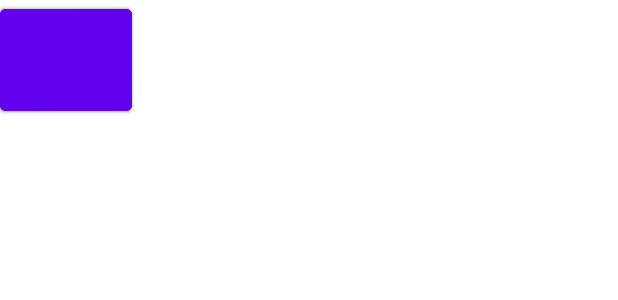
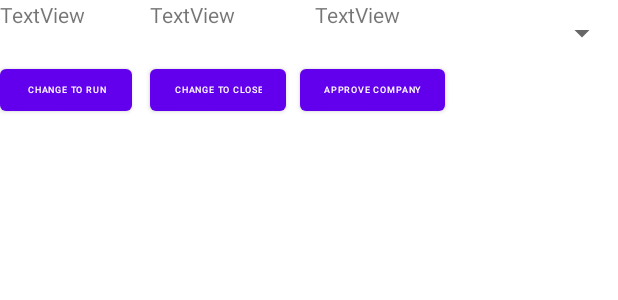
Before and after one commit to DavidBretler/MySecondApplication, an Android app: the layout travel_layout.xml on its own in the app's theme, with its tools: preview values and no code run, on a phone screen of 412 x 824 dp. Shown: the top 300 px of the screen. Run offline under Robolectric (Android 15) with nearby library versions, the phone set to English and light mode, and no system bars.

Commit message:
התחלנו תצוגת רשימות

```diff
--- a/app/src/main/java/com/example/mysecondapplication/Data/RoomDataSource.java
+++ b/app/src/main/java/com/example/mysecondapplication/Data/RoomDataSource.java
@@ -12,7 +12,7 @@ import com.example.mysecondapplication.Entities.Travel;
 
 @Database(entities = {Travel.class}, version = 1, exportSchema = false)
 @TypeConverters({Travel.RequestType.class, Travel.DateConverter.class, Travel.DateConverter.class, Travel.UserLocationConverter.class
-        , Travel.CompanyConverter.class,Travel.ListuserlocConverter.class})
+        , Travel.CompanyConverter.class})
 public abstract class RoomDataSource extends RoomDatabase {
 
     public static final String DATABASE_NAME="Mydatabase";
--- a/app/src/main/res/layout/app_bar_main.xml
+++ b/app/src/main/res/layout/app_bar_main.xml
@@ -31,11 +31,11 @@
         app:srcCompat="@android:drawable/ic_menu_revert" />
 
     <TextView
-        android:id="@+id/textView3"
+        android:id="@+id/Txt_welcome_user"
         android:layout_width="207dp"
         android:layout_height="76dp"
-        android:layout_marginLeft="100dp"
-        android:layout_marginTop="100dp"
+        android:layout_marginLeft="210dp"
+        android:layout_marginTop="60dp"
         android:text="TextView"
         android:textSize="25dp"
         android:textStyle="bold" />
--- a/app/src/main/res/layout/travel_layout.xml
+++ b/app/src/main/res/layout/travel_layout.xml
@@ -1,31 +1,47 @@
 <?xml version="1.0" encoding="utf-8"?>
-<RelativeLayout xmlns:android="http://schemas.android.com/apk/res/android"
-    android:id="@+id/relativeLayout"
-    android:layout_width="match_parent"
-    android:layout_height="?android:attr/listPreferredItemHeightLarge">
 
 
+<!--    <TextView-->
+<!--        android:id="@+id/Txt_numPassenger"-->
+<!--        android:layout_width="wrap_content"-->
+<!--        android:layout_height="match_parent"-->
+<!--        android:gravity="center_vertical"-->
+<!--        android:textSize="8sp" />-->
 
-    <TextView
-        android:id="@+id/Txt_TravelDate"
-        android:layout_width="wrap_content"
-        android:layout_height="match_parent"
-        android:gravity="center_vertical"
-        android:textSize="8sp"/>
+<!--    <TextView-->
+<!--        android:id="@+id/Txt_ArrivalDate"-->
+<!--        android:layout_width="wrap_content"-->
+<!--        android:layout_height="match_parent"-->
+<!--        android:gravity="center_vertical"-->
+<!--        android:textSize="8sp" />-->
 
-    <TextView
-        android:id="@+id/Txt_ArrivalDate"
-        android:layout_width="wrap_content"
-        android:layout_height="match_parent"
-        android:gravity="center_vertical"
-        android:textSize="8sp"/>
+<!--    <TextView-->
+<!--        android:id="@+id/Txt_TravelDate"-->
+<!--        android:layout_width="55dp"-->
+<!--        android:layout_height="match_parent"-->
+<!--        android:gravity="center_vertical"-->
+<!--        android:textSize="8sp" />-->
 
-    <TextView
-        android:id="@+id/Txt_numPassenger"
-        android:layout_width="wrap_content"
-        android:layout_height="match_parent"
-        android:gravity="center_vertical"
-        android:textSize="8sp"/>
+<!--    <Button-->
+<!--        android:id="@+id/Btn_changeToRun"-->
+<!--        android:layout_width="55dp"-->
+<!--        android:layout_height="match_parent"-->
+<!--        android:gravity="center_vertical"-->
+<!--        android:textSize="8sp" />-->
+
+<!--    <Button-->
+<!--        android:id="@+id/Btn_changeToClose"-->
+<!--        android:layout_width="57dp"-->
+<!--        android:layout_height="match_parent"-->
+<!--        android:gravity="center_vertical"-->
+<!--        android:textSize="8sp" />-->
+
+<!--    <Button-->
+<!--        android:id="@+id/Btn_approveCompany"-->
+<!--        android:layout_width="70dp"-->
+<!--        android:layout_height="match_parent"-->
+<!--        android:gravity="center_vertical"-->
+<!--        android:textSize="8sp" />-->
 
     <!--    <androidx.appcompat.widget.AppCompatSpinner-->
     <!--        android:id="@+id/spinnerCompany"-->
@@ -34,25 +50,70 @@
     <!--        android:gravity="center_vertical"-->
     <!--        android:textSize="8sp"/>-->
 
-    <Button
-        android:id="@+id/Btn_approveCompany"
+    <RelativeLayout
+        xmlns:android="http://schemas.android.com/apk/res/android"
+        android:id="@+id/relativeLayout"
+        android:layout_width="match_parent"
+        android:layout_height="?android:attr/listPreferredItemHeightLarge"
+        android:orientation="horizontal">
+
+    <TextView
+        android:id="@+id/Txt_ArrivalDate"
         android:layout_width="wrap_content"
-        android:layout_height="match_parent"
-        android:gravity="center_vertical"
-        android:textSize="8sp"/>
+        android:layout_height="39dp"
+        android:text="TextView" />
+
+    <TextView
+        android:id="@+id/Txt_TravelDate"
+        android:layout_width="wrap_content"
+        android:layout_height="38dp"
+        android:layout_marginStart="80dp"
+        android:layout_marginLeft="100dp"
+        android:text="TextView" />
+
+    <TextView
+        android:id="@+id/Txt_numPassenger"
+        android:layout_width="wrap_content"
+        android:layout_height="39dp"
+        android:layout_marginStart="180dp"
+        android:layout_marginLeft="210dp"
+        android:text="TextView" />
+
 
     <Button
         android:id="@+id/Btn_changeToRun"
         android:layout_width="wrap_content"
-        android:layout_height="match_parent"
-        android:gravity="center_vertical"
-        android:textSize="8sp"/>
+        android:layout_height="40dp"
+        android:layout_marginTop="40dp"
+        android:text="change to Run"
+        android:textSize="6dp" />
 
     <Button
         android:id="@+id/Btn_changeToClose"
         android:layout_width="wrap_content"
-        android:layout_height="match_parent"
-        android:gravity="center_vertical"
-        android:textSize="8sp"/>
+        android:layout_height="50dp"
+        android:layout_marginStart="100dp"
+        android:layout_marginLeft="100dp"
+        android:layout_marginTop="40dp"
+        android:textSize="6dp"
+        android:text="change to close" />
 
+    <Button
+        android:id="@+id/Btn_approveCompany"
+        android:layout_width="wrap_content"
+        android:layout_height="62dp"
+        android:layout_marginStart="200dp"
+        android:layout_marginLeft="200dp"
+        android:layout_marginTop="40dp"
+        android:text="approve Company"
+        android:textSize="6dp" />
+
+    <Spinner
+        android:id="@+id/spinner"
+        android:layout_width="match_parent"
+        android:layout_height="wrap_content"
+        android:layout_marginStart="310dp"
+        android:layout_marginLeft="310dp"
+        android:layout_marginTop="10dp"
+        />
 </RelativeLayout>
```
Also changed, not shown: app/src/main/java/com/example/mysecondapplication/Data/Repository/TravelRepository.java (+7 -5 lines), app/src/main/java/com/example/mysecondapplication/Entities/Travel.java (+29 -27 lines), app/src/main/java/com/example/mysecondapplication/UI/Fragments/RegisteredTravels.java (+12 -9 lines), app/src/main/java/com/example/mysecondapplication/UI/Login_Activity/LoginActivity.java (+0 -57 lines), app/src/main/java/com/example/mysecondapplication/UI/MyListAdapter.java (+26 -10 lines), app/src/main/java/com/example/mysecondapplication/UI/NavigationDrawer/NavigationDrawer.java (+25 -25 lines), app/src/main/res/layout/fragment_registered_travels.xml (+4 -3 lines). Lines whose indentation alone changed are shown as unchanged.
